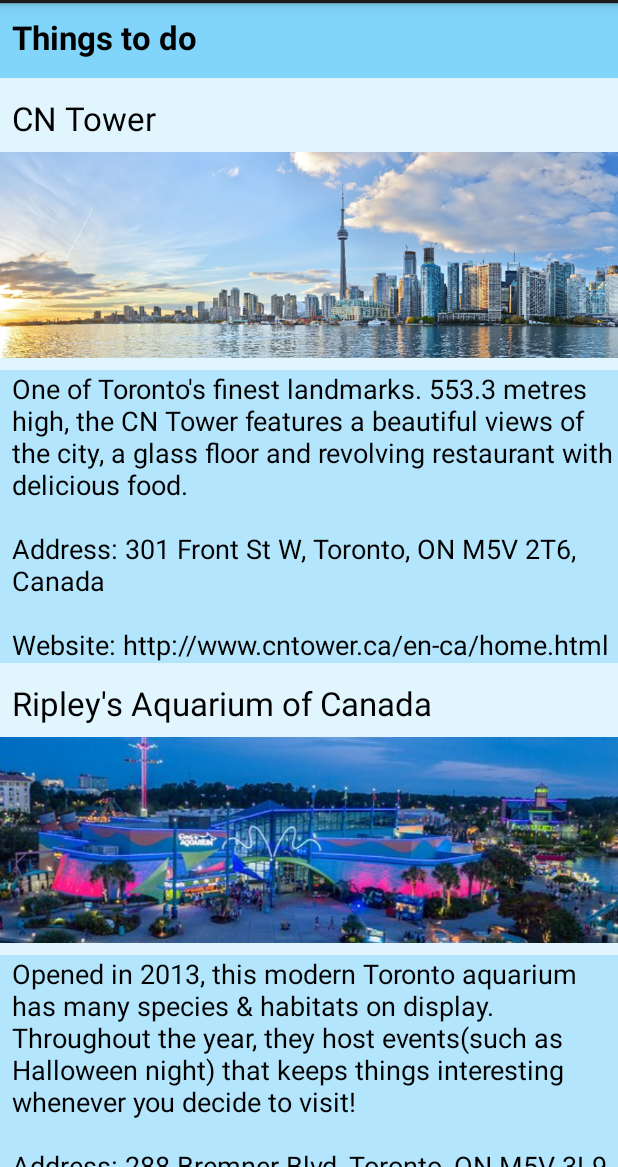
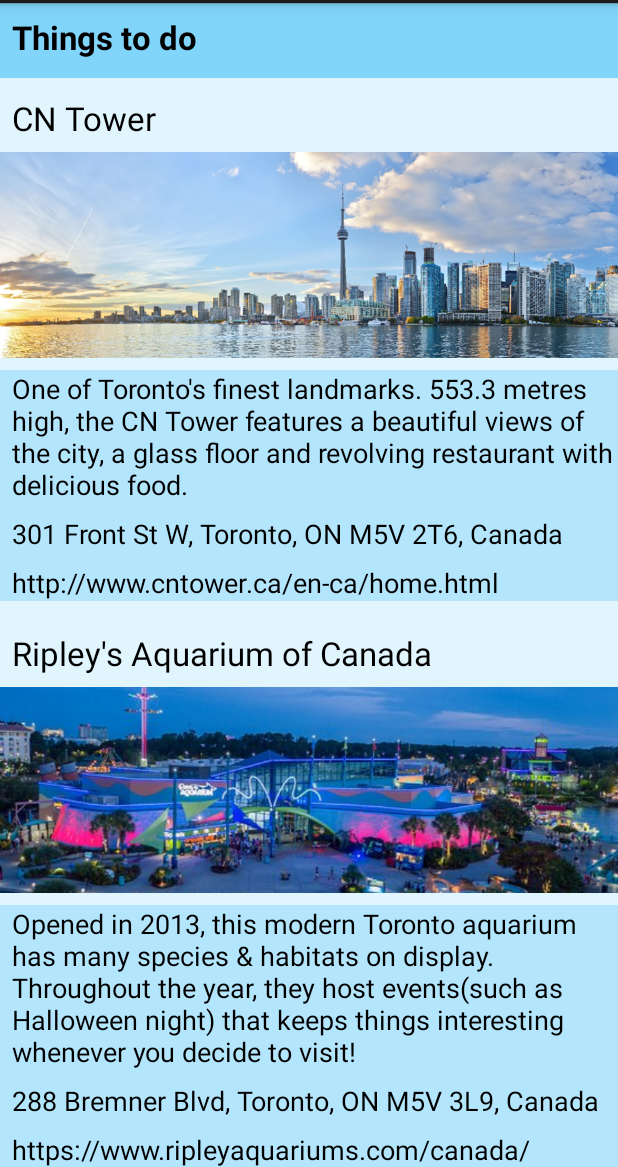
Before and after one commit to AndrewBordin/1-Way-Travel, an Android app: the ThingsToDoActivity screen opened directly, with no data from a screen before it, on a phone screen of 412 x 824 dp, the part 69-1236 px from its top. Run offline under Robolectric (Android 15) with nearby library versions, the phone set to English and light mode, and no system bars.

Commit message:
Updated design of ThingsToDoActivity by separating the info box into three text views. This gives more freedom to work with each respective piece of information i.e. able to make website a hyperlink (Next Step)

```diff
--- a/app/src/main/java/com/example/andrew/project_bordin_costa/ThingsToDoActivity.java
+++ b/app/src/main/java/com/example/andrew/project_bordin_costa/ThingsToDoActivity.java
@@ -22,21 +22,39 @@ public class ThingsToDoActivity extends Activity {
     int arrayPosition;
 
     TextView txtName1;
+    TextView txtTtdDescription1;
+    TextView txtTtdAddress1;
+    TextView txtTtdWebsite1;
+    ImageView img1;
+
+    String name1;
+    String description1;
+    String address1;
+    String website1;
+
+
     TextView txtName2;
+    TextView txtTtdDescription2;
+    TextView txtTtdAddress2;
+    TextView txtTtdWebsite2;
+    ImageView img2;
+
+    String name2;
+    String description2;
+    String address2;
+    String website2;
+
+
     TextView txtName3;
-    TextView txtInfo1;
-    TextView txtInfo2;
-    TextView txtInfo3;
-    ImageView img1;
-    ImageView img2;
+    TextView txtTtdDescription3;
+    TextView txtTtdAddress3;
+    TextView txtTtdWebsite3;
     ImageView img3;
 
-    String name1;
-    String name2;
     String name3;
-    String info1;
-    String info2;
-    String info3;
+    String description3;
+    String address3;
+    String website3;
 
     final int THING_TO_DO_1 = 0;
     final int THING_TO_DO_2 = 1;
@@ -48,21 +66,37 @@ public class ThingsToDoActivity extends Activity {
         setContentView(R.layout.activity_things_to_do);
 
         txtName1 = findViewById(R.id.txt_name1);
+        txtTtdDescription1 = findViewById(R.id.txt_ttd_description1);
+        txtTtdAddress1 = findViewById(R.id.txt_ttd_address1);
+        txtTtdWebsite1 = findViewById(R.id.txt_ttd_website1);
+        img1 = findViewById(R.id.img_1);
+
+        name1 = "";
+        description1 = "";
+        address1 = "";
+        website1 = "";
+
         txtName2 = findViewById(R.id.txt_name2);
+        txtTtdDescription2 = findViewById(R.id.txt_ttd_description2);
+        txtTtdAddress2 = findViewById(R.id.txt_ttd_address2);
+        txtTtdWebsite2 = findViewById(R.id.txt_ttd_website2);
+        img2 = findViewById(R.id.img_2);
+
+        name2 = "";
+        description2 = "";
+        address2 = "";
+        website2 = "";
+
         txtName3 = findViewById(R.id.txt_name3);
-        txtInfo1 = findViewById(R.id.txt_info1);
-        txtInfo2 = findViewById(R.id.txt_info2);
-        txtInfo3 = findViewById(R.id.txt_info3);
-        img1 = findViewById(R.id.img_1);
-        img2 = findViewById(R.id.img_2);
+        txtTtdDescription3 = findViewById(R.id.txt_ttd_description3);
+        txtTtdAddress3 = findViewById(R.id.txt_ttd_address3);
+        txtTtdWebsite3 = findViewById(R.id.txt_ttd_website3);
         img3 = findViewById(R.id.img_3);
 
-        name1 = "";
-        name2 = "";
         name3 = "";
-        info1 = "";
-        info2 = "";
-        info3 = "";
+        description3 = "";
+        address3 = "";
+        website3 = "";
 
         Intent intent = getIntent();
 
@@ -151,35 +185,20 @@ public class ThingsToDoActivity extends Activity {
             JSONObject thingToDo2 = thingsToDo.getJSONObject(THING_TO_DO_2);
             JSONObject thingToDo3 = thingsToDo.getJSONObject(THING_TO_DO_3);
 
-            StringBuilder infoBuilder1 = new StringBuilder();
-            StringBuilder infoBuilder2 = new StringBuilder();
-            StringBuilder infoBuilder3 = new StringBuilder();
+            name1 = thingToDo1.getString("name");
+            description1 = thingToDo1.getString("description");
+            address1 = thingToDo1.getString("address");
+            website1 = thingToDo1.getString("website");
 
-            name1 = thingToDo1.getString("name");
             name2 = thingToDo2.getString("name");
+            description2 = thingToDo2.getString("description");
+            address2 = thingToDo2.getString("address");
+            website2 = thingToDo2.getString("website");
+
             name3 = thingToDo3.getString("name");
-
-            infoBuilder1.append(thingToDo1.getString("description"))
-                    .append("\n").append("\n")
-                    .append("Address: ").append(thingToDo1.getString("address"))
-                    .append("\n").append("\n")
-                    .append("Website: ").append(thingToDo1.getString("website"));
-
-            infoBuilder2.append(thingToDo2.getString("description"))
-                    .append("\n").append("\n")
-                    .append("Address: ").append(thingToDo2.getString("address"))
-                    .append("\n").append("\n")
-                    .append("Website: ").append(thingToDo2.getString("website"));
-
-            infoBuilder3.append(thingToDo3.getString("description"))
-                    .append("\n").append("\n")
-                    .append("Address: ").append(thingToDo3.getString("address"))
-                    .append("\n").append("\n")
-                    .append("Website: ").append(thingToDo3.getString("website"));
-
-            info1 = infoBuilder1.toString();
-            info2 = infoBuilder2.toString();
-            info3 = infoBuilder3.toString();
+            description3 = thingToDo3.getString("description");
+            address3 = thingToDo3.getString("address");
+            website3 = thingToDo3.getString("website");
 
         } catch (JSONException e) {
             e.printStackTrace();
@@ -188,10 +207,18 @@ public class ThingsToDoActivity extends Activity {
 
     private void setInfo() {
         txtName1.setText(name1);
+        txtTtdDescription1.setText(description1);
+        txtTtdAddress1.setText(address1);
+        txtTtdWebsite1.setText(website1);
+
         txtName2.setText(name2);
+        txtTtdDescription2.setText(description2);
+        txtTtdAddress2.setText(address2);
+        txtTtdWebsite2.setText(website2);
+
         txtName3.setText(name3);
-        txtInfo1.setText(info1);
-        txtInfo2.setText(info2);
-        txtInfo3.setText(info3);
+        txtTtdDescription3.setText(description3);
+        txtTtdAddress3.setText(address3);
+        txtTtdWebsite3.setText(website3);
     }
 }
--- a/app/src/main/res/layout/activity_things_to_do.xml
+++ b/app/src/main/res/layout/activity_things_to_do.xml
@@ -38,19 +38,156 @@
             app:layout_constraintStart_toStartOf="parent"
             app:layout_constraintTop_toBottomOf="@+id/txt_ttd_title" />
 
+        <ImageView
+            android:id="@+id/img_1"
+            android:layout_width="wrap_content"
+            android:layout_height="137dp"
+            android:layout_marginTop="8dp"
+            android:scaleType="centerCrop"
+            android:src="@drawable/toronto"
+            app:layout_constraintEnd_toEndOf="parent"
+            app:layout_constraintHorizontal_bias="0.0"
+            app:layout_constraintStart_toStartOf="parent"
+            app:layout_constraintTop_toBottomOf="@+id/txt_name1" />
+
+        <android.support.constraint.ConstraintLayout
+            android:id="@+id/constraintLayout4"
+            android:layout_width="match_parent"
+            android:layout_height="wrap_content"
+            android:layout_marginTop="8dp"
+            android:background="#B3E5FC"
+            app:layout_constraintEnd_toEndOf="parent"
+            app:layout_constraintStart_toStartOf="parent"
+            app:layout_constraintTop_toBottomOf="@+id/img_1">
+
+            <TextView
+                android:id="@+id/txt_ttd_description1"
+                android:layout_width="0dp"
+                android:layout_height="wrap_content"
+                android:paddingLeft="8dp"
+                android:text="Description about it"
+                android:textAppearance="@android:style/TextAppearance.Holo.Medium"
+                app:layout_constraintEnd_toEndOf="parent"
+                app:layout_constraintHorizontal_bias="0.0"
+                app:layout_constraintStart_toStartOf="parent"
+                app:layout_constraintTop_toTopOf="parent" />
+
+            <TextView
+                android:id="@+id/txt_ttd_address1"
+                android:layout_width="0dp"
+                android:layout_height="wrap_content"
+                android:layout_marginTop="8dp"
+                android:paddingLeft="8dp"
+                android:text="Address"
+                android:textAppearance="@android:style/TextAppearance.Holo.Medium"
+                app:layout_constraintEnd_toEndOf="parent"
+                app:layout_constraintHorizontal_bias="0.0"
+                app:layout_constraintStart_toStartOf="parent"
+                app:layout_constraintTop_toBottomOf="@+id/txt_ttd_description1" />
+
+            <TextView
+                android:id="@+id/txt_ttd_website1"
+                android:layout_width="0dp"
+                android:layout_height="wrap_content"
+                android:layout_marginTop="8dp"
+                android:paddingLeft="8dp"
+                android:text="Website"
+                android:textAppearance="@android:style/TextAppearance.Holo.Medium"
+                app:layout_constraintEnd_toEndOf="parent"
+                app:layout_constraintHorizontal_bias="0.0"
+                app:layout_constraintStart_toStartOf="parent"
+                app:layout_constraintTop_toBottomOf="@+id/txt_ttd_address1" />
+        </android.support.constraint.ConstraintLayout>
+
         <TextView
             android:id="@+id/txt_name2"
             android:layout_width="wrap_content"
             android:layout_height="wrap_content"
             android:layout_marginEnd="8dp"
             android:layout_marginStart="8dp"
-            android:layout_marginTop="12dp"
+            android:layout_marginTop="20dp"
             android:text="Name of the thing to do"
             android:textAppearance="@android:style/TextAppearance.Holo.Large"
             app:layout_constraintEnd_toEndOf="parent"
             app:layout_constraintHorizontal_bias="0.0"
             app:layout_constraintStart_toStartOf="parent"
-            app:layout_constraintTop_toBottomOf="@+id/txt_info1" />
+            app:layout_constraintTop_toBottomOf="@+id/constraintLayout4" />
+
+        <ImageView
+            android:id="@+id/img_2"
+            android:layout_width="wrap_content"
+            android:layout_height="137dp"
+            android:layout_marginEnd="8dp"
+            android:layout_marginTop="8dp"
+            android:scaleType="centerCrop"
+            android:src="@drawable/toronto2"
+            app:layout_constraintEnd_toEndOf="parent"
+            app:layout_constraintHorizontal_bias="0.0"
+            app:layout_constraintStart_toStartOf="parent"
+            app:layout_constraintTop_toBottomOf="@+id/txt_name2" />
+
+        <android.support.constraint.ConstraintLayout
+            android:id="@+id/constraintLayout5"
+            android:layout_width="match_parent"
+            android:layout_height="wrap_content"
+            android:layout_marginTop="8dp"
+            android:background="#B3E5FC"
+            app:layout_constraintEnd_toEndOf="parent"
+            app:layout_constraintStart_toStartOf="parent"
+            app:layout_constraintTop_toBottomOf="@+id/img_2">
+
+            <TextView
+                android:id="@+id/txt_ttd_description2"
+                android:layout_width="0dp"
+                android:layout_height="wrap_content"
+                android:paddingLeft="8dp"
+                android:text="Description about it"
+                android:textAppearance="@android:style/TextAppearance.Holo.Medium"
+                app:layout_constraintEnd_toEndOf="parent"
+                app:layout_constraintHorizontal_bias="0.0"
+                app:layout_constraintStart_toStartOf="parent"
+                app:layout_constraintTop_toTopOf="parent" />
+
+            <TextView
+                android:id="@+id/txt_ttd_address2"
+                android:layout_width="0dp"
+                android:layout_height="wrap_content"
+                android:layout_marginTop="8dp"
+                android:paddingLeft="8dp"
+                android:text="Address"
+                android:textAppearance="@android:style/TextAppearance.Holo.Medium"
+                app:layout_constraintEnd_toEndOf="parent"
+                app:layout_constraintHorizontal_bias="0.0"
+                app:layout_constraintStart_toStartOf="parent"
+                app:layout_constraintTop_toBottomOf="@+id/txt_ttd_description2" />
+
+            <TextView
+                android:id="@+id/txt_ttd_website2"
+                android:layout_width="0dp"
+                android:layout_height="wrap_content"
+                android:layout_marginTop="8dp"
+                android:paddingLeft="8dp"
+                android:text="Website"
+                android:textAppearance="@android:style/TextAppearance.Holo.Medium"
+                app:layout_constraintEnd_toEndOf="parent"
+                app:layout_constraintHorizontal_bias="0.0"
+                app:layout_constraintStart_toStartOf="parent"
+                app:layout_constraintTop_toBottomOf="@+id/txt_ttd_address2" />
+        </android.support.constraint.ConstraintLayout>
+
+        <TextView
+            android:id="@+id/txt_name3"
+            android:layout_width="wrap_content"
+            android:layout_height="wrap_content"
+            android:layout_marginEnd="8dp"
+            android:layout_marginStart="8dp"
+            android:layout_marginTop="20dp"
+            android:text="Name of the thing to do"
+            android:textAppearance="@android:style/TextAppearance.Holo.Large"
+            app:layout_constraintEnd_toEndOf="parent"
+            app:layout_constraintHorizontal_bias="0.0"
+            app:layout_constraintStart_toStartOf="parent"
+            app:layout_constraintTop_toBottomOf="@+id/constraintLayout5" />
 
         <ImageView
             android:id="@+id/img_3"
@@ -65,83 +202,53 @@
             app:layout_constraintStart_toStartOf="parent"
             app:layout_constraintTop_toBottomOf="@+id/txt_name3" />
 
-        <ImageView
-            android:id="@+id/img_2"
-            android:layout_width="wrap_content"
-            android:layout_height="137dp"
-            android:layout_marginEnd="8dp"
-            android:layout_marginTop="8dp"
-            android:scaleType="centerCrop"
-            android:src="@drawable/toronto2"
-            app:layout_constraintEnd_toEndOf="parent"
-            app:layout_constraintHorizontal_bias="0.0"
-            app:layout_constraintStart_toStartOf="parent"
-            app:layout_constraintTop_toBottomOf="@+id/txt_name2" />
-
-        <ImageView
-            android:id="@+id/img_1"
-            android:layout_width="wrap_content"
-            android:layout_height="137dp"
-            android:layout_marginTop="8dp"
-            android:scaleType="centerCrop"
-            android:src="@drawable/toronto"
-            app:layout_constraintEnd_toEndOf="parent"
-            app:layout_constraintHorizontal_bias="0.0"
-            app:layout_constraintStart_toStartOf="parent"
-            app:layout_constraintTop_toBottomOf="@+id/txt_name1" />
-
-        <TextView
-            android:id="@+id/txt_info1"
-            android:layout_width="0dp"
+        <android.support.constraint.ConstraintLayout
+            android:id="@+id/constraintLayout6"
+            android:layout_width="match_parent"
             android:layout_height="wrap_content"
             android:layout_marginTop="8dp"
             android:background="#B3E5FC"
+            app:layout_constraintEnd_toEndOf="parent"
+            app:layout_constraintStart_toStartOf="parent"
+            app:layout_constraintTop_toBottomOf="@+id/img_3">
+
+            <TextView
+                android:id="@+id/txt_ttd_description3"
+                android:layout_width="0dp"
+                android:layout_height="wrap_content"
                 android:paddingLeft="8dp"
-            android:text="Info about it"
+                android:text="Description about it"
                 android:textAppearance="@android:style/TextAppearance.Holo.Medium"
                 app:layout_constraintEnd_toEndOf="parent"
                 app:layout_constraintHorizontal_bias="0.0"
                 app:layout_constraintStart_toStartOf="parent"
-            app:layout_constraintTop_toBottomOf="@+id/img_1" />
+                app:layout_constraintTop_toTopOf="parent" />
 
             <TextView
-            android:id="@+id/txt_info2"
+                android:id="@+id/txt_ttd_address3"
                 android:layout_width="0dp"
                 android:layout_height="wrap_content"
                 android:layout_marginTop="8dp"
-            android:background="#B3E5FC"
                 android:paddingLeft="8dp"
-            android:text="Info about it"
+                android:text="Address"
                 android:textAppearance="@android:style/TextAppearance.Holo.Medium"
                 app:layout_constraintEnd_toEndOf="parent"
+                app:layout_constraintHorizontal_bias="0.0"
                 app:layout_constraintStart_toStartOf="parent"
-            app:layout_constraintTop_toBottomOf="@+id/img_2" />
+                app:layout_constraintTop_toBottomOf="@+id/txt_ttd_description3" />
 
             <TextView
-            android:id="@+id/txt_info3"
+                android:id="@+id/txt_ttd_website3"
                 android:layout_width="0dp"
                 android:layout_height="wrap_content"
                 android:layout_marginTop="8dp"
-            android:background="#B3E5FC"
-            android:text="Info about it"
                 android:paddingLeft="8dp"
+                android:text="Website"
                 android:textAppearance="@android:style/TextAppearance.Holo.Medium"
-            app:layout_constraintEnd_toEndOf="parent"
-            app:layout_constraintStart_toStartOf="parent"
-            app:layout_constraintTop_toBottomOf="@+id/img_3" />
-
-        <TextView
-            android:id="@+id/txt_name3"
-            android:layout_width="wrap_content"
-            android:layout_height="wrap_content"
-            android:layout_marginEnd="8dp"
-            android:layout_marginStart="8dp"
-            android:layout_marginTop="12dp"
-            android:text="Name of the thing to do"
-            android:textAppearance="@android:style/TextAppearance.Holo.Large"
                 app:layout_constraintEnd_toEndOf="parent"
                 app:layout_constraintHorizontal_bias="0.0"
                 app:layout_constraintStart_toStartOf="parent"
-            app:layout_constraintTop_toBottomOf="@+id/txt_info2" />
+                app:layout_constraintTop_toBottomOf="@+id/txt_ttd_address3" />
+        </android.support.constraint.ConstraintLayout>
     </android.support.constraint.ConstraintLayout>
 </ScrollView>
```
Lines whose indentation alone changed are shown as unchanged.
